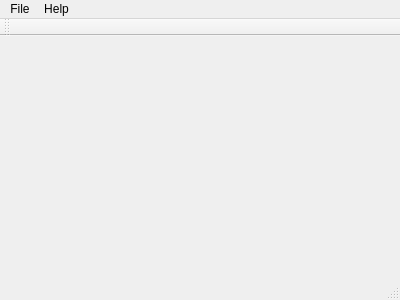
starchimpsgroup/3dvv, file mainwindow.ui: the form before one commit.
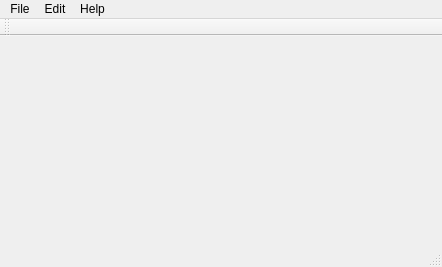
The form after the commit.

```diff
--- a/mainwindow.ui
+++ b/mainwindow.ui
@@ -6,8 +6,8 @@
    <rect>
     <x>0</x>
     <y>0</y>
-    <width>400</width>
-    <height>300</height>
+    <width>442</width>
+    <height>267</height>
    </rect>
   </property>
   <property name="baseSize">
@@ -20,14 +20,32 @@
    <string>Qt 3D Vector Viewer</string>
   </property>
   <widget class="QWidget" name="centralWidget">
-   <layout class="QGridLayout" name="gridLayout"/>
+   <layout class="QGridLayout" name="gridLayout">
+    <item row="0" column="0">
+     <layout class="QHBoxLayout" name="viewLayout">
+      <item>
+       <spacer name="verticalSpacer">
+        <property name="orientation">
+         <enum>Qt::Vertical</enum>
+        </property>
+        <property name="sizeHint" stdset="0">
+         <size>
+          <width>0</width>
+          <height>40</height>
+         </size>
+        </property>
+       </spacer>
+      </item>
+     </layout>
+    </item>
+   </layout>
   </widget>
   <widget class="QMenuBar" name="menuBar">
    <property name="geometry">
     <rect>
      <x>0</x>
      <y>0</y>
-     <width>400</width>
+     <width>442</width>
      <height>23</height>
     </rect>
    </property>
@@ -45,7 +63,14 @@
     <addaction name="actionAbout_3DVV"/>
     <addaction name="actionAboutQt"/>
    </widget>
+   <widget class="QMenu" name="menuEdit">
+    <property name="title">
+     <string>Edit</string>
+    </property>
+    <addaction name="actionPreferences"/>
+   </widget>
    <addaction name="menuDatei"/>
+   <addaction name="menuEdit"/>
    <addaction name="menuHelp"/>
   </widget>
   <widget class="QToolBar" name="mainToolBar">
```
Left out of the diff: 5 changed lines with no effect on the pictures.
